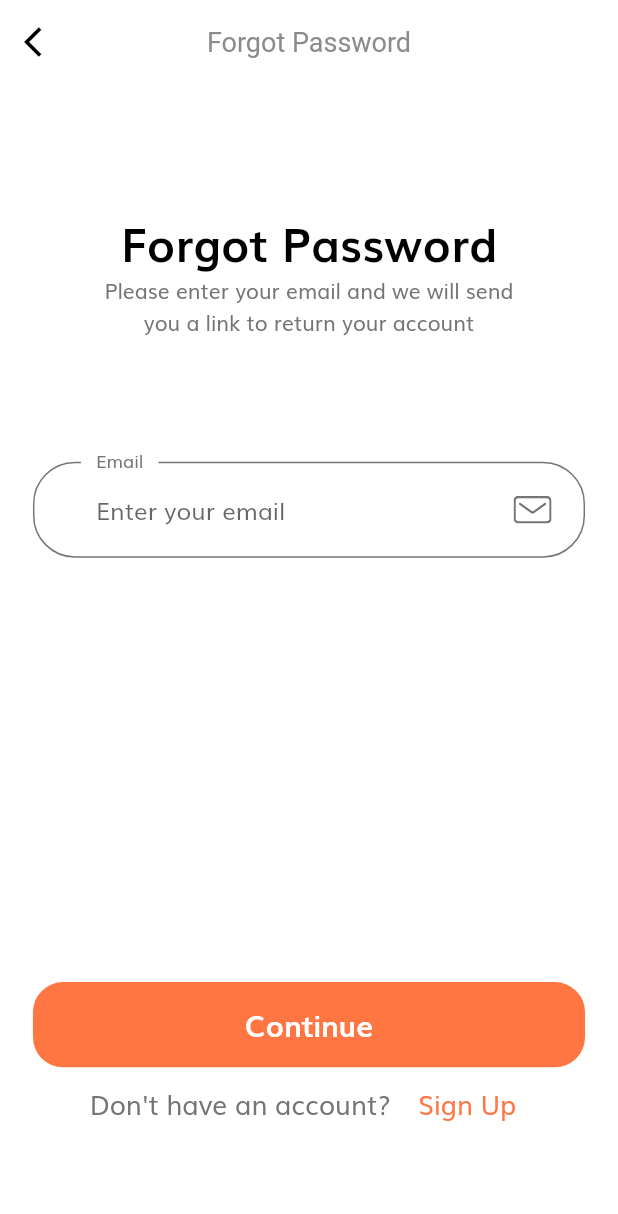
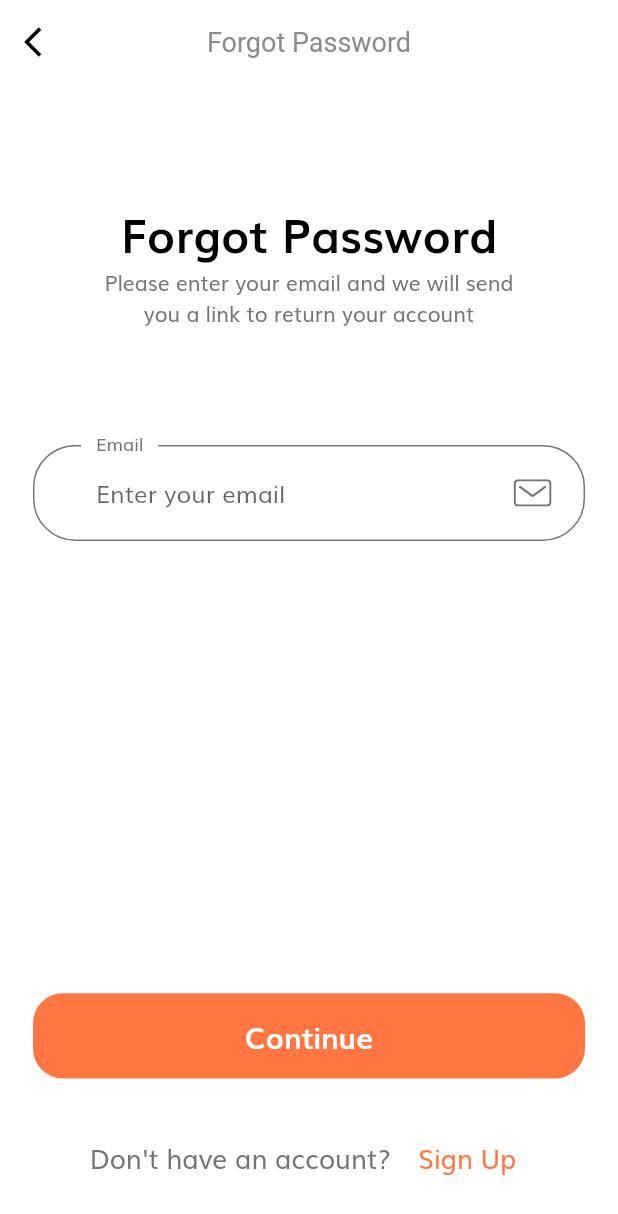
Before and after one commit to ArturLevchuk/e_commerce, a Flutter app: the screen it shows after launch, after a tap on "Continue", after a tap on "Forgot Password", on a phone screen of 412 x 824 dp. Shown: the top 1214 px of the screen. Run offline on Flutter 3.47's test engine with Material 2 defaults, Android fonts, the phone set to English and light mode, and no system bars; our stand-ins replace awesome_notifications, bloc, custom_refresh_indicator, dio, equatable, flutter_bloc and 2 more; accounts and stored records are empty.

Commit message:
general fixes

```diff
--- a/lib/main.dart
+++ b/lib/main.dart
@@ -5,10 +5,10 @@ import 'constants.dart';
 import 'package:flutter/material.dart';
 import 'screens/app/app.dart';
 
-void main() {
+void main() async {
   WidgetsFlutterBinding.ensureInitialized();
   Bloc.observer = CustomBlocObserver();
-  AwesomeNotifications().initialize(
+  await AwesomeNotifications().initialize(
     'resource://drawable/ic_launcher',
     [
       NotificationChannel(
--- a/lib/screens/app/app.dart
+++ b/lib/screens/app/app.dart
@@ -1,9 +1,8 @@
 import 'package:awesome_notifications/awesome_notifications.dart';
 import 'package:e_commerce/repositories/cart_repository.dart';
 import 'package:e_commerce/repositories/orders_repository.dart';
-import 'package:e_commerce/screens/loading_screen.dart';
+import 'package:e_commerce/screens/app/appScreen.dart';
 import 'package:e_commerce/screens/main_app/cart/cart_bloc/cart_bloc.dart';
-import 'package:e_commerce/screens/main_app/home/home_screen.dart';
 import 'package:e_commerce/screens/main_app/orders/orders_bloc/orders_bloc.dart';
 import 'package:flutter/material.dart';
 import 'package:flutter_bloc/flutter_bloc.dart';
@@ -13,22 +12,12 @@ import '../../routs.dart';
 import '../../theme.dart';
 import '../../utils/notification_controller.dart';
 import '../main_app/home/products_bloc/products_bloc.dart';
-import '../splash_screen.dart';
 import 'auth_bloc/auth_bloc.dart';
 
 class App extends StatelessWidget {
   const App({super.key});
 
   static final navigatorKey = GlobalKey<NavigatorState>();
-
-  Widget homeScreen(AuthState state) {
-    if (state is Unauthenticated) {
-      return const SplashScreen();
-    } else if (state is Authenticated) {
-      return const HomeScreen();
-    }
-    return const LoadingScreen();
-  }
 
   @override
   Widget build(BuildContext context) {
@@ -42,6 +31,7 @@ class App extends StatelessWidget {
     return MultiRepositoryProvider(
       providers: [
         RepositoryProvider(
+          lazy: false,
           create: (context) => AuthRepositiry(),
         ),
         RepositoryProvider(
@@ -64,6 +54,7 @@ class App extends StatelessWidget {
       child: MultiBlocProvider(
         providers: [
           BlocProvider(
+            lazy: false,
             create: (context) =>
                 AuthBloc(context.read<AuthRepositiry>())..add(TryAutoLogin()),
           ),
@@ -79,18 +70,13 @@ class App extends StatelessWidget {
             create: (context) => OrdersBloc(context.read<OrdersRepository>()),
           ),
         ],
-        child: BlocBuilder<AuthBloc, AuthState>(
-          // buildWhen: (previous, current) => previous != current,
-          builder: (context, state) {
-            return MaterialApp(
-              title: 'Flutter E-commerce',
-              debugShowCheckedModeBanner: false,
-              theme: theme(),
-              navigatorKey: navigatorKey,
-              home: homeScreen(state),
-              routes: routes,
-            );
-          },
+        child: MaterialApp(
+          title: 'Flutter E-commerce',
+          debugShowCheckedModeBanner: false,
+          theme: theme(),
+          navigatorKey: navigatorKey,
+          home: const AppScreen(),
+          routes: routes,
         ),
       ),
     );
--- /dev/null
+++ b/lib/screens/app/appScreen.dart
@@ -0,0 +1,30 @@
+import 'package:flutter/material.dart';
+import 'package:flutter_bloc/flutter_bloc.dart';
+
+import '../loading_screen.dart';
+import '../main_app/home/home_screen.dart';
+import '../splash_screen.dart';
+import 'auth_bloc/auth_bloc.dart';
+
+class AppScreen extends StatelessWidget {
+  const AppScreen({super.key});
+
+  Widget homeScreen(AuthState state) {
+    if (state is Unauthenticated) {
+      return const SplashScreen();
+    } else if (state is Authenticated) {
+      return const HomeScreen();
+    } else {
+      return const LoadingScreen();
+    }
+  }
+
+  @override
+  Widget build(BuildContext context) {
+    return BlocBuilder<AuthBloc, AuthState>(
+      builder: (context, state) {
+        return homeScreen(state);
+      },
+    );
+  }
+}
--- a/lib/screens/main_app/all_products_screen/all_products_screen.dart
+++ b/lib/screens/main_app/all_products_screen/all_products_screen.dart
@@ -62,13 +62,17 @@ class _AllProductsScreenState extends State<AllProductsScreen> {
     textEditingController = TextEditingController();
     textEditingController.addListener(() {
       if (textEditingController.text.length > 2) {
+        if (!clearField) {
           setState(() {
             clearField = true;
           });
+        }
       } else {
+        if (clearField) {
           setState(() {
             clearField = false;
           });
+        }
       }
     });
     textFieldFocusNode = FocusNode();
@@ -153,7 +157,6 @@ class _AllProductsScreenState extends State<AllProductsScreen> {
               bottomNavigationBar:
                   CustomNavigationBar(currentIndex: MenuState.catalog.index),
               endDrawer: showDrawer(drawerScreen),
-
             );
           },
         ),
--- a/lib/screens/main_app/cart/cart_screen.dart
+++ b/lib/screens/main_app/cart/cart_screen.dart
@@ -24,7 +24,10 @@ class CartScreen extends StatelessWidget {
   static const routeName = '/CartScreen';
 
   Future<void> _refresh(BuildContext context) async {
-    final bloc = context.read<CartBloc>().stream.first;
+    final bloc = context
+        .read<CartBloc>()
+        .stream
+        .firstWhere((state) => state.cartLoadStatus == CartLoadStatus.loaded);
     context.read<CartBloc>().add(RequestCart());
     await bloc;
   }
--- a/lib/screens/main_app/orders/orders_screen.dart
+++ b/lib/screens/main_app/orders/orders_screen.dart
@@ -28,7 +28,8 @@ class _OrdersScreenState extends State<OrdersScreen> {
   }
 
   Future<void> _refresh() async {
-    final bloc = context.read<OrdersBloc>().stream.first;
+    final bloc = context.read<OrdersBloc>().stream.firstWhere(
+        (state) => state.ordersLoadStatus == OrdersLoadStatus.loaded);
     context.read<OrdersBloc>().add(RequestOrders());
     await bloc;
   }
--- a/lib/screens/main_app/product_details_screen/widgets/chooseAndAddToCart.dart
+++ b/lib/screens/main_app/product_details_screen/widgets/chooseAndAddToCart.dart
@@ -8,7 +8,7 @@ import '../../../../widgets/AlertDialogTextWithPic.dart';
 import '../../../../widgets/DefaultButton.dart';
 import '../../../../widgets/RoundedIconBtn.dart';
 import '../../cart/cart_bloc/cart_bloc.dart';
-import 'TopRoundedContainer.dart';
+import 'topRoundedContainer.dart';
 
 class ChooseAndAddToCart extends StatefulWidget {
   const ChooseAndAddToCart({
--- a/lib/screens/sign_in_up_screens/forgot_password.dart
+++ b/lib/screens/sign_in_up_screens/forgot_password.dart
@@ -1,3 +1,4 @@
+import 'package:e_commerce/utils/CustomScrollBehavior.dart';
 import 'package:flutter/material.dart';
 
 import '../../constants.dart';
@@ -16,24 +17,6 @@ class ForgotPasswordScreen extends StatefulWidget {
 }
 
 class _ForgotPasswordScreenState extends State<ForgotPasswordScreen> {
-  final FocusNode _focusNode = FocusNode();
-  bool _hasFocus = false;
-  @override
-  void initState() {
-    _focusNode.addListener(() {
-      setState(() {
-        _hasFocus = _focusNode.hasFocus;
-      });
-    });
-    super.initState();
-  }
-
-  @override
-  void dispose() {
-    _focusNode.dispose();
-    super.dispose();
-  }
-
   @override
   Widget build(BuildContext context) {
     return GestureDetector(
@@ -42,16 +25,19 @@ class _ForgotPasswordScreenState extends State<ForgotPasswordScreen> {
       },
       child: Scaffold(
         appBar: newAppBar(context),
-        body: Padding(
-          padding:
-              EdgeInsets.symmetric(horizontal: getProportionateScreenWidth(20)),
+        body: ScrollConfiguration(
+          behavior: CustomScrollBehavior(),
           child: SingleChildScrollView(
-            physics: _hasFocus
-                ? const BouncingScrollPhysics()
-                : const NeverScrollableScrollPhysics(),
+            child: SizedBox(
+              width: SizeConfig.screenWidth,
+              height: SizeConfig.getBodyHeight(),
+              child: LayoutBuilder(builder: (context, constraints) {
+                return Padding(
+                  padding: EdgeInsets.symmetric(
+                      horizontal: getProportionateScreenWidth(20)),
                   child: Column(
                     children: [
-                SizedBox(height: SizeConfig.screenHeight * 0.1),
+                      SizedBox(height: constraints.maxHeight * 0.1),
                       Text(
                         "Forgot Password",
                         style: TextStyle(
@@ -64,10 +50,18 @@ class _ForgotPasswordScreenState extends State<ForgotPasswordScreen> {
                         textAlign: TextAlign.center,
                         softWrap: true,
                       ),
-                SizedBox(height: SizeConfig.screenHeight * 0.1),
-                ForgotPassForm(focusNode: _focusNode),
+                      SizedBox(height: constraints.maxHeight * 0.1),
+                      SizedBox(
+                        height: constraints.maxHeight * 0.55,
+                        child: const ForgotPassForm(),
+                      ),
+                      const Spacer(),
                       const NoAccountText(),
+                      const Spacer(),
                     ],
+                  ),
+                );
+              }),
             ),
           ),
         ),
@@ -93,8 +87,7 @@ class _ForgotPasswordScreenState extends State<ForgotPasswordScreen> {
 }
 
 class ForgotPassForm extends StatefulWidget {
-  const ForgotPassForm({super.key, required this.focusNode});
-  final FocusNode focusNode;
+  const ForgotPassForm({super.key});
 
   @override
   State<ForgotPassForm> createState() => _ForgotPassFormState();
@@ -102,15 +95,13 @@ class ForgotPassForm extends StatefulWidget {
 
 class _ForgotPassFormState extends State<ForgotPassForm> {
   final _formKey = GlobalKey<FormState>();
+  final FocusNode _focusNode = FocusNode();
   final List<String> errors = [];
   String email = "";
 
-  get focusNode => widget.focusNode;
   @override
   Widget build(BuildContext context) {
-    return SizedBox(
-      height: SizeConfig.screenHeight * 0.49,
-      child: Form(
+    return Form(
       key: _formKey,
       child: Column(children: [
         buildEmailFormField(),
@@ -126,13 +117,12 @@ class _ForgotPassFormState extends State<ForgotPassForm> {
           },
         ),
       ]),
-      ),
     );
   }
 
   TextFormField buildEmailFormField() {
     return TextFormField(
-      focusNode: focusNode,
+      focusNode: _focusNode,
       keyboardType: TextInputType.emailAddress,
       decoration: InputDecoration(
         focusedBorder: Theme.of(context)
--- a/lib/screens/sign_in_up_screens/sign_in_screen.dart
+++ b/lib/screens/sign_in_up_screens/sign_in_screen.dart
@@ -6,6 +6,7 @@ import 'package:e_commerce/size_config.dart';
 import 'package:e_commerce/utils/CustomScrollBehavior.dart';
 import 'package:e_commerce/widgets/DefaultButton.dart';
 import 'package:flutter/material.dart';
+import 'package:flutter/services.dart';
 import 'package:flutter_bloc/flutter_bloc.dart';
 import '../../utils/HttpException.dart';
 import '../../widgets/CustomSuffixIcon.dart';
@@ -135,6 +136,7 @@ class _SignFormState extends State<SignForm> {
   String password = "";
   bool remember = true;
   bool isLoading = false;
+  bool obscureText = true;
   final FocusNode _emailFocusNode = FocusNode();
   final FocusNode _passFocusNode = FocusNode();
 
@@ -279,6 +281,9 @@ class _SignFormState extends State<SignForm> {
     return TextFormField(
       focusNode: _passFocusNode,
       keyboardType: TextInputType.emailAddress,
+      inputFormatters: [
+        FilteringTextInputFormatter.deny(RegExp(r'^\s')),
+      ],
       decoration: InputDecoration(
         focusedBorder: Theme.of(context)
             .inputDecorationTheme
@@ -292,7 +297,7 @@ class _SignFormState extends State<SignForm> {
         suffixIcon: const CustomSuffixIcon(svgIcon: "assets/icons/Mail.svg"),
       ),
       onSaved: (newValue) {
-        email = newValue!;
+        email = newValue!.trim();
       },
       onChanged: (value) {
         if (value.isNotEmpty && errors.contains(kEmailNullError)) {
@@ -307,7 +312,8 @@ class _SignFormState extends State<SignForm> {
         }
       },
       validator: (value) {
-        if (value!.isEmpty && !errors.contains(kEmailNullError)) {
+        if (value == null) return;
+        if (value.isEmpty && !errors.contains(kEmailNullError)) {
           setState(() {
             errors.add(kEmailNullError);
           });
--- a/lib/screens/splash_screen.dart
+++ b/lib/screens/splash_screen.dart
@@ -63,9 +63,10 @@ class _SplashScreenState extends State<SplashScreen> {
   @override
   Widget build(BuildContext context) {
     return Scaffold(
-      body: SafeArea(
-        child: SizedBox(
-          width: double.infinity,
+      body: SizedBox(
+        height: MediaQuery.of(context).size.height,
+        width: double.infinity,
+        child: SafeArea(
           child: Column(
             children: [
               Expanded(
--- a/lib/theme.dart
+++ b/lib/theme.dart
@@ -4,6 +4,7 @@ import 'constants.dart';
 
 ThemeData theme() {
   return ThemeData(
+    brightness: Brightness.light,
     scaffoldBackgroundColor: Colors.white,
     fontFamily: "Muli",
     appBarTheme: appBarTheme(),
@@ -20,11 +21,8 @@ InputDecorationTheme inputDecorationTheme() {
     gapPadding: 10,
   );
   return InputDecorationTheme(
-    // If  you are using latest version of flutter then lable text and hint text shown like this
-    // if you r using flutter less then 1.20.* then maybe this is not working properly
-    // if we are define our floatingLabelBehavior in our theme then it's not applayed
     floatingLabelBehavior:
-        FloatingLabelBehavior.always, //доп надпись слева вверху как подсказка
+        FloatingLabelBehavior.always, //доп надпис зверху як підказка
     contentPadding: const EdgeInsets.symmetric(horizontal: 42, vertical: 20),
     enabledBorder: outlineInputBorder,
     focusedBorder: outlineInputBorder,
@@ -43,10 +41,12 @@ AppBarTheme appBarTheme() {
   return const AppBarTheme(
     color: Colors.white,
     elevation: 0,
-    brightness: Brightness.light,
+
+    // brightness: Brightness.light,
     iconTheme: IconThemeData(color: Colors.black),
-    textTheme: TextTheme(
-      headline6: TextStyle(color: Color(0XFF8B8B8B), fontSize: 18),
-    ),
+    titleTextStyle: TextStyle(color: Color(0XFF8B8B8B), fontSize: 18),
+    // textTheme: TextTheme(
+    //   headline6: TextStyle(color: Color(0XFF8B8B8B), fontSize: 18),
+    // ),
   );
 }
--- a/lib/utils/notification_controller.dart
+++ b/lib/utils/notification_controller.dart
@@ -49,7 +49,7 @@ class NotificationController {
       ReceivedAction receivedAction) async {
     AwesomeNotifications().cancelNotificationsByChannelKey(cartNotificationKey);
     if (receivedAction.channelKey == cartNotificationKey) {
-      App.navigatorKey.currentState?.pushReplacementNamed(CartScreen.routeName);
+      App.navigatorKey.currentState?.pushReplacementNamed('/');
     }
   }
 }
```
Also changed, not shown: lib/screens/main_app/home/home_screen.dart (+6 -6 lines), pubspec.lock, 1 other file. Lines whose indentation alone changed are shown as unchanged.
